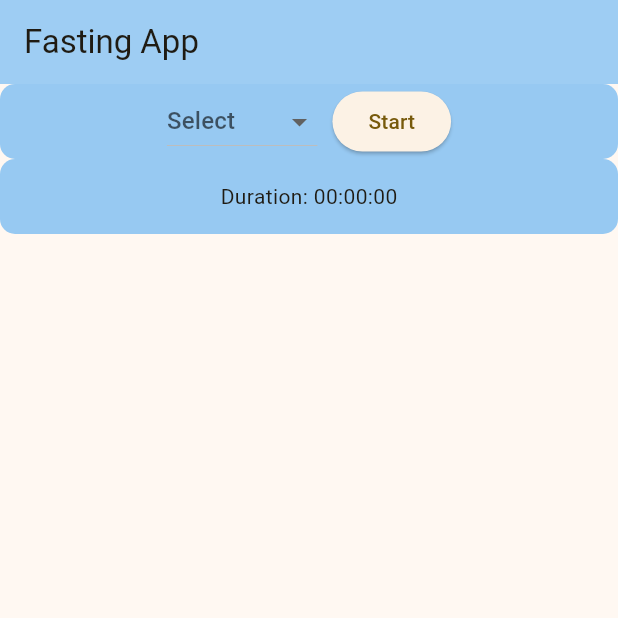
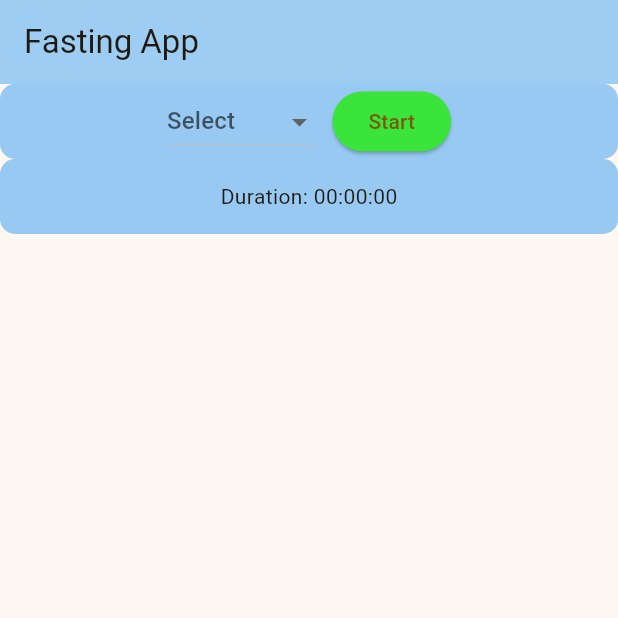
Before and after one commit to ilhamafandi21/soul-fast, a Flutter app: the screen it shows after launch, on a phone screen of 412 x 824 dp, the top half of it. Run offline on Flutter 3.47's test engine with Material 3 defaults, Android fonts, the phone set to English and light mode, and no system bars.

Commit message:
24 -nov -2025

```diff
--- a/lib/pages/home/home.dart
+++ b/lib/pages/home/home.dart
@@ -129,6 +129,13 @@ class _HomeState extends State<Home> {
                           startFasting();
                         }
                       },
+                      style: ButtonStyle(
+                        backgroundColor: WidgetStateProperty.all(
+                          (countdownTimer != null && countdownTimer!.isActive)
+                              ? const Color.fromARGB(255, 249, 97, 86)
+                              : const Color.fromARGB(255, 58, 228, 58),
+                        ),
+                      ),
                       child: Text(
                         (countdownTimer != null && countdownTimer!.isActive)
                             ? 'Stop'
```
